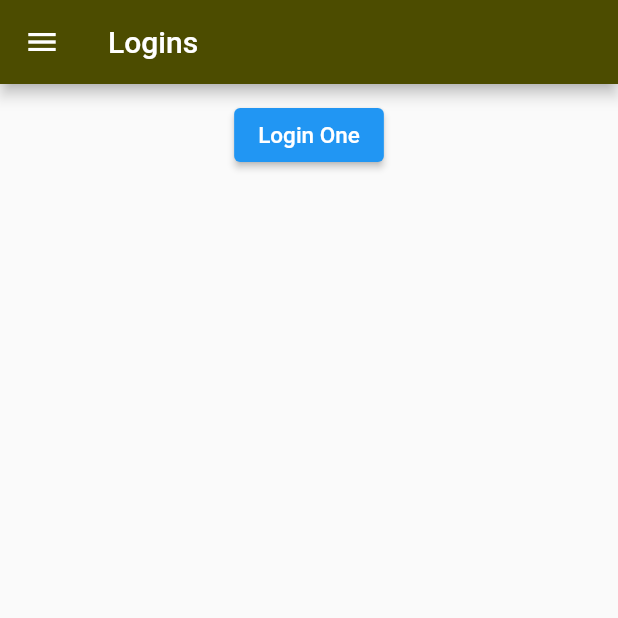
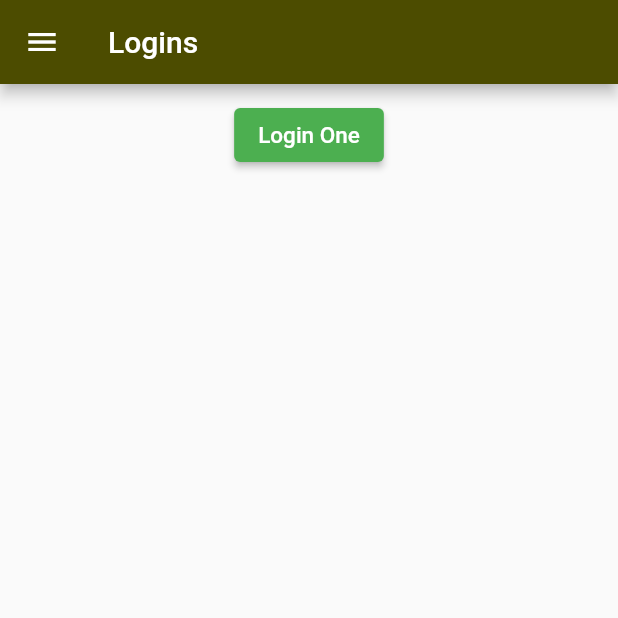
Before and after one commit to wincelee/master_learn_flutter, a Flutter app: the screen it shows after launch, on a phone screen of 412 x 824 dp, the top half of it. Run offline on Flutter 3.47's test engine with Material 2 defaults, Android fonts, the phone set to English and light mode, and no system bars; our stand-ins replace logger.

Commit message:
17:19 2nd Wed 2022

```diff
--- a/lib/classes/config.dart
+++ b/lib/classes/config.dart
@@ -1,4 +1,4 @@
-import 'package:flutter/cupertino.dart';
+import 'package:flutter/material.dart';
 
 class Config {
   static const String nullNetworkImage =
@@ -7,12 +7,48 @@ class Config {
       "79c4186fbd258aa06f48b3_screen.jpg?ts=1581063859";
 
   static const String nullIndexHero = "null_index_hero";
-  static const int responseTimeOutInSeconds = 10;
+  static const int responseTimeOutInSeconds = 20;
 
   static const Color primaryColor = Color(0xff7e1416);
   static const Color primaryDarkColor = Color(0xff4d0000);
   static const Color accentColor = Color(0xffF9A61A);
 
+  static MaterialColor createMaterialColor(Color color) {
+    List colorLevels = <double>[.05];
+    final colorSwatch = <int, Color>{};
+    final int r = color.red, g = color.green, b = color.blue;
+
+    for (int i = 1; i < 10; i++) {
+      colorLevels.add(0.1 * i);
+    }
+    for (var colorLevel in colorLevels) {
+      final double ds = 0.5 - colorLevel;
+      colorSwatch[(colorLevel * 1000).round()] = Color.fromRGBO(
+        r + ((ds < 0 ? r : (255 - r)) * ds).round(),
+        g + ((ds < 0 ? g : (255 - g)) * ds).round(),
+        b + ((ds < 0 ? b : (255 - b)) * ds).round(),
+        1,
+      );
+    }
+    return MaterialColor(color.value, colorSwatch);
+  }
+
+  MaterialColor createMaterialColorManually = const MaterialColor(
+    0xff7e1416,
+    <int, Color>{
+      50: Color(0x0d7e1416),
+      100: Color(0x1a7e1416),
+      200: Color(0x337e1416),
+      300: Color(0x4d7e1416),
+      400: Color(0x667e1416),
+      500: Color(0x807e1416),
+      600: Color(0x997e1416),
+      700: Color(0xB37e1416),
+      800: Color(0xCC7e1416),
+      900: Color(0xE67e1416),
+    },
+  );
+
   bool equalsIgnoreCase(String string1, String string2) {
     return string1.toLowerCase() == string2.toLowerCase();
   }
--- a/lib/main.dart
+++ b/lib/main.dart
@@ -27,13 +27,12 @@ class MyApp extends StatelessWidget {
     return MaterialApp(
         title: 'Master Learn With Navigation',
         theme: ThemeData(
-          primarySwatch: Colors.blue,
+          primarySwatch: Config.createMaterialColor(Colors.green),
         ),
         home: Builder(builder: (BuildContext context) {
           if (Config().equalsIgnoreCase(startPage, "logins")) {
             return const Logins();
           }
-
           return const FetchListsGrids();
         })
         /* routes:  {
```
Also changed, not shown: lib/login_screens/login_one.dart (+97 -5 lines), lib/login_screens/login_one_details.dart (added, +143 -0 lines), 1 other file.
